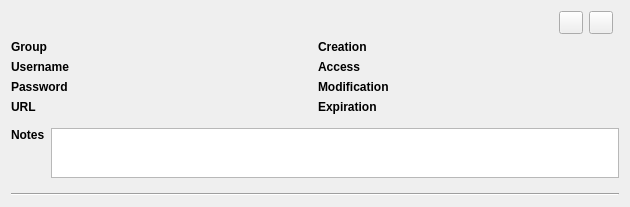
First picture: the form in src/gui/DetailsWidget.ui, repository keepassxreboot/keepassxc, before the edit.
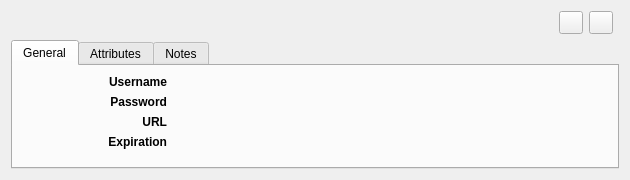
Second picture: the form after the edit.

```diff
--- a/src/gui/DetailsWidget.ui
+++ b/src/gui/DetailsWidget.ui
@@ -7,7 +7,7 @@
     <x>0</x>
     <y>0</y>
     <width>630</width>
-    <height>207</height>
+    <height>180</height>
    </rect>
   </property>
   <property name="sizePolicy">
@@ -19,7 +19,7 @@
   <property name="maximumSize">
    <size>
     <width>16777215</width>
-    <height>235</height>
+    <height>200</height>
    </size>
   </property>
   <layout class="QVBoxLayout" name="verticalLayout_3">
@@ -146,6 +146,28 @@
     </layout>
    </item>
    <item>
+    <widget class="QTabWidget" name="tabWidget">
+     <property name="currentIndex">
+      <number>0</number>
+     </property>
+     <property name="documentMode">
+      <bool>false</bool>
+     </property>
+     <property name="tabsClosable">
+      <bool>false</bool>
+     </property>
+     <property name="movable">
+      <bool>false</bool>
+     </property>
+     <property name="tabBarAutoHide">
+      <bool>false</bool>
+     </property>
+     <widget class="QWidget" name="generalTab">
+      <attribute name="title">
+       <string>General</string>
+      </attribute>
+      <layout class="QVBoxLayout" name="verticalLayout_5">
+       <item>
     <widget class="QStackedWidget" name="stackedWidget">
      <property name="sizePolicy">
       <sizepolicy hsizetype="Preferred" vsizetype="Minimum">
@@ -175,22 +197,15 @@
          <item>
           <layout class="QHBoxLayout" name="horizontalLayout_7">
            <item>
-            <layout class="QGridLayout" name="gridLayout">
-             <item row="0" column="0">
-              <widget class="QLabel" name="groupLabel_2">
-               <property name="font">
-                <font>
-                 <weight>75</weight>
-                 <bold>true</bold>
-                </font>
-               </property>
-               <property name="text">
-                <string>Group</string>
-               </property>
-              </widget>
-             </item>
-             <item row="3" column="0">
+                <layout class="QGridLayout" name="gridLayout" columnstretch="1,3">
+                 <item row="2" column="0">
               <widget class="QLabel" name="urlLabel_2">
+                   <property name="sizePolicy">
+                    <sizepolicy hsizetype="Minimum" vsizetype="Preferred">
+                     <horstretch>0</horstretch>
+                     <verstretch>0</verstretch>
+                    </sizepolicy>
+                   </property>
                <property name="font">
                 <font>
                  <pointsize>9</pointsize>
@@ -201,10 +216,19 @@
                <property name="text">
                 <string>URL</string>
                </property>
-              </widget>
-             </item>
-             <item row="2" column="0">
+                   <property name="alignment">
+                    <set>Qt::AlignRight|Qt::AlignTrailing|Qt::AlignVCenter</set>
+                   </property>
+                  </widget>
+                 </item>
+                 <item row="1" column="0">
               <widget class="QLabel" name="passwordLabel_2">
+                   <property name="sizePolicy">
+                    <sizepolicy hsizetype="Minimum" vsizetype="Preferred">
+                     <horstretch>0</horstretch>
+                     <verstretch>0</verstretch>
+                    </sizepolicy>
+                   </property>
                <property name="font">
                 <font>
                  <weight>75</weight>
@@ -214,28 +238,40 @@
                <property name="text">
                 <string>Password</string>
                </property>
-              </widget>
-             </item>
-             <item row="1" column="0">
+                   <property name="alignment">
+                    <set>Qt::AlignRight|Qt::AlignTrailing|Qt::AlignVCenter</set>
+                   </property>
+                  </widget>
+                 </item>
+                 <item row="0" column="0">
               <widget class="QLabel" name="usernameLabel_2">
+                   <property name="sizePolicy">
+                    <sizepolicy hsizetype="Minimum" vsizetype="Preferred">
+                     <horstretch>0</horstretch>
+                     <verstretch>0</verstretch>
+                    </sizepolicy>
+                   </property>
                <property name="font">
                 <font>
                  <weight>75</weight>
                  <bold>true</bold>
                 </font>
                </property>
+                   <property name="layoutDirection">
+                    <enum>Qt::LeftToRight</enum>
+                   </property>
                <property name="text">
                 <string>Username</string>
                </property>
+                   <property name="alignment">
+                    <set>Qt::AlignRight|Qt::AlignTrailing|Qt::AlignVCenter</set>
+                   </property>
               </widget>
              </item>
              <item row="0" column="1">
-              <widget class="QLabel" name="groupLabel"/>
-             </item>
-             <item row="1" column="1">
               <widget class="QLabel" name="usernameLabel"/>
              </item>
-             <item row="3" column="1">
+                 <item row="2" column="1">
               <widget class="QLabel" name="urlLabel">
                <property name="sizePolicy">
                 <sizepolicy hsizetype="Minimum" vsizetype="Preferred">
@@ -248,62 +284,17 @@
                </property>
               </widget>
              </item>
-             <item row="2" column="1">
+                 <item row="1" column="1">
               <widget class="QLabel" name="passwordLabel"/>
              </item>
-            </layout>
-           </item>
-          </layout>
-         </item>
-         <item>
-          <layout class="QGridLayout" name="gridLayout_2">
-           <item row="2" column="0">
-            <widget class="QLabel" name="modifyLabel_2">
-             <property name="font">
-              <font>
-               <weight>75</weight>
-               <bold>true</bold>
-              </font>
-             </property>
-             <property name="text">
-              <string>Modification</string>
-             </property>
-            </widget>
-           </item>
-           <item row="1" column="0">
-            <widget class="QLabel" name="accessLabel_2">
-             <property name="font">
-              <font>
-               <weight>75</weight>
-               <bold>true</bold>
-              </font>
-             </property>
-             <property name="text">
-              <string>Access</string>
-             </property>
-            </widget>
-           </item>
-           <item row="1" column="1">
-            <widget class="QLabel" name="accessLabel"/>
-           </item>
-           <item row="0" column="1">
-            <widget class="QLabel" name="creationLabel"/>
-           </item>
-           <item row="0" column="0">
-            <widget class="QLabel" name="creationLabel_2">
-             <property name="font">
-              <font>
-               <weight>75</weight>
-               <bold>true</bold>
-              </font>
-             </property>
-             <property name="text">
-              <string>Creation</string>
-             </property>
-            </widget>
-           </item>
            <item row="3" column="0">
             <widget class="QLabel" name="expirationLabel_2">
+                   <property name="sizePolicy">
+                    <sizepolicy hsizetype="Minimum" vsizetype="Preferred">
+                     <horstretch>0</horstretch>
+                     <verstretch>0</verstretch>
+                    </sizepolicy>
+                   </property>
              <property name="font">
               <font>
                <weight>75</weight>
@@ -313,11 +304,11 @@
              <property name="text">
               <string>Expiration</string>
              </property>
-            </widget>
-           </item>
-           <item row="2" column="1">
-            <widget class="QLabel" name="modifyLabel"/>
-           </item>
+                   <property name="alignment">
+                    <set>Qt::AlignRight|Qt::AlignTrailing|Qt::AlignVCenter</set>
+                   </property>
+                  </widget>
+                 </item>
            <item row="3" column="1">
             <widget class="QLabel" name="expirationLabel"/>
            </item>
@@ -326,6 +317,8 @@
         </layout>
        </item>
       </layout>
+           </item>
+          </layout>
      </widget>
      <widget class="QWidget" name="groupPage">
       <layout class="QVBoxLayout" name="verticalLayout">
@@ -361,10 +354,26 @@
                <property name="text">
                 <string>Autotype</string>
                </property>
-              </widget>
-             </item>
-             <item row="1" column="1">
-              <widget class="QLabel" name="searchingLabel"/>
+                   <property name="alignment">
+                    <set>Qt::AlignRight|Qt::AlignTrailing|Qt::AlignVCenter</set>
+                   </property>
+                  </widget>
+                 </item>
+                 <item row="2" column="0">
+                  <widget class="QLabel" name="groupExpirationLabel_2">
+                   <property name="font">
+                    <font>
+                     <weight>75</weight>
+                     <bold>true</bold>
+                    </font>
+                   </property>
+                   <property name="text">
+                    <string>Expiration</string>
+                   </property>
+                   <property name="alignment">
+                    <set>Qt::AlignRight|Qt::AlignTrailing|Qt::AlignVCenter</set>
+                   </property>
+                  </widget>
              </item>
              <item row="1" column="0">
               <widget class="QLabel" name="searchingLabel_2">
@@ -377,43 +386,23 @@
                <property name="text">
                 <string>Searching</string>
                </property>
-              </widget>
-             </item>
+                   <property name="alignment">
+                    <set>Qt::AlignRight|Qt::AlignTrailing|Qt::AlignVCenter</set>
+                   </property>
+                  </widget>
+                 </item>
+                 <item row="1" column="1">
+                  <widget class="QLabel" name="searchingLabel"/>
+                 </item>
              <item row="2" column="1">
               <widget class="QLabel" name="groupExpirationLabel"/>
              </item>
-             <item row="2" column="0">
-              <widget class="QLabel" name="groupExpirationLabel_2">
-               <property name="font">
-                <font>
-                 <weight>75</weight>
-                 <bold>true</bold>
-                </font>
-               </property>
-               <property name="text">
-                <string>Expiration</string>
-               </property>
-              </widget>
-             </item>
             </layout>
            </item>
           </layout>
          </item>
          <item>
           <layout class="QGridLayout" name="gridLayout_5">
-           <item row="2" column="0">
-            <widget class="QLabel" name="groupModifyLabel_2">
-             <property name="font">
-              <font>
-               <weight>75</weight>
-               <bold>true</bold>
-              </font>
-             </property>
-             <property name="text">
-              <string>Modification</string>
-             </property>
-            </widget>
-           </item>
            <item row="1" column="0">
             <widget class="QLabel" name="groupAccessLabel_2">
              <property name="font">
@@ -425,14 +414,17 @@
              <property name="text">
               <string>Access</string>
              </property>
-            </widget>
-           </item>
-           <item row="1" column="1">
-            <widget class="QLabel" name="groupAccessLabel"/>
-           </item>
+                 <property name="alignment">
+                  <set>Qt::AlignRight|Qt::AlignTrailing|Qt::AlignVCenter</set>
+                 </property>
+                </widget>
+               </item>
            <item row="0" column="1">
             <widget class="QLabel" name="groupCreationLabel"/>
            </item>
+               <item row="1" column="1">
+                <widget class="QLabel" name="groupAccessLabel"/>
+               </item>
            <item row="0" column="0">
             <widget class="QLabel" name="groupCreationLabel_2">
              <property name="font">
@@ -444,6 +436,25 @@
              <property name="text">
               <string>Creation</string>
              </property>
+                 <property name="alignment">
+                  <set>Qt::AlignRight|Qt::AlignTrailing|Qt::AlignVCenter</set>
+                 </property>
+                </widget>
+               </item>
+               <item row="2" column="0">
+                <widget class="QLabel" name="groupModifyLabel_2">
+                 <property name="font">
+                  <font>
+                   <weight>75</weight>
+                   <bold>true</bold>
+                  </font>
+                 </property>
+                 <property name="text">
+                  <string>Modification</string>
+                 </property>
+                 <property name="alignment">
+                  <set>Qt::AlignRight|Qt::AlignTrailing|Qt::AlignVCenter</set>
+                 </property>
             </widget>
            </item>
            <item row="2" column="1">
@@ -458,23 +469,6 @@
     </widget>
    </item>
    <item>
-    <layout class="QFormLayout" name="formLayout">
-     <item row="0" column="0">
-      <layout class="QVBoxLayout" name="verticalLayout_4">
-       <item>
-        <widget class="QLabel" name="notesLabel_2">
-         <property name="font">
-          <font>
-           <weight>75</weight>
-           <bold>true</bold>
-          </font>
-         </property>
-         <property name="text">
-          <string>Notes</string>
-         </property>
-        </widget>
-       </item>
-       <item>
         <spacer name="verticalSpacer">
          <property name="orientation">
           <enum>Qt::Vertical</enum>
@@ -488,7 +482,47 @@
         </spacer>
        </item>
       </layout>
-     </item>
+     </widget>
+     <widget class="QWidget" name="attributesTab">
+      <attribute name="title">
+       <string>Attributes</string>
+      </attribute>
+      <layout class="QFormLayout" name="formLayout">
+       <item row="0" column="1">
+        <widget class="QTextEdit" name="attributesEdit">
+         <property name="sizePolicy">
+          <sizepolicy hsizetype="Expanding" vsizetype="Expanding">
+           <horstretch>0</horstretch>
+           <verstretch>1</verstretch>
+          </sizepolicy>
+         </property>
+         <property name="minimumSize">
+          <size>
+           <width>0</width>
+           <height>80</height>
+          </size>
+         </property>
+         <property name="maximumSize">
+          <size>
+           <width>16777215</width>
+           <height>80</height>
+          </size>
+         </property>
+         <property name="focusPolicy">
+          <enum>Qt::ClickFocus</enum>
+         </property>
+         <property name="readOnly">
+          <bool>true</bool>
+         </property>
+        </widget>
+       </item>
+      </layout>
+     </widget>
+     <widget class="QWidget" name="notesTab">
+      <attribute name="title">
+       <string>Notes</string>
+      </attribute>
+      <layout class="QFormLayout" name="formLayout_2">
      <item row="0" column="1">
       <widget class="QTextEdit" name="notesEdit">
        <property name="sizePolicy">
@@ -500,13 +534,13 @@
        <property name="minimumSize">
         <size>
          <width>0</width>
-         <height>50</height>
+           <height>80</height>
         </size>
        </property>
        <property name="maximumSize">
         <size>
          <width>16777215</width>
-         <height>50</height>
+           <height>80</height>
         </size>
        </property>
        <property name="focusPolicy">
@@ -518,12 +552,7 @@
       </widget>
      </item>
     </layout>
-   </item>
-   <item>
-    <widget class="Line" name="line">
-     <property name="orientation">
-      <enum>Qt::Horizontal</enum>
-     </property>
+     </widget>
     </widget>
    </item>
   </layout>
```
Lines whose indentation alone changed are shown as unchanged.
